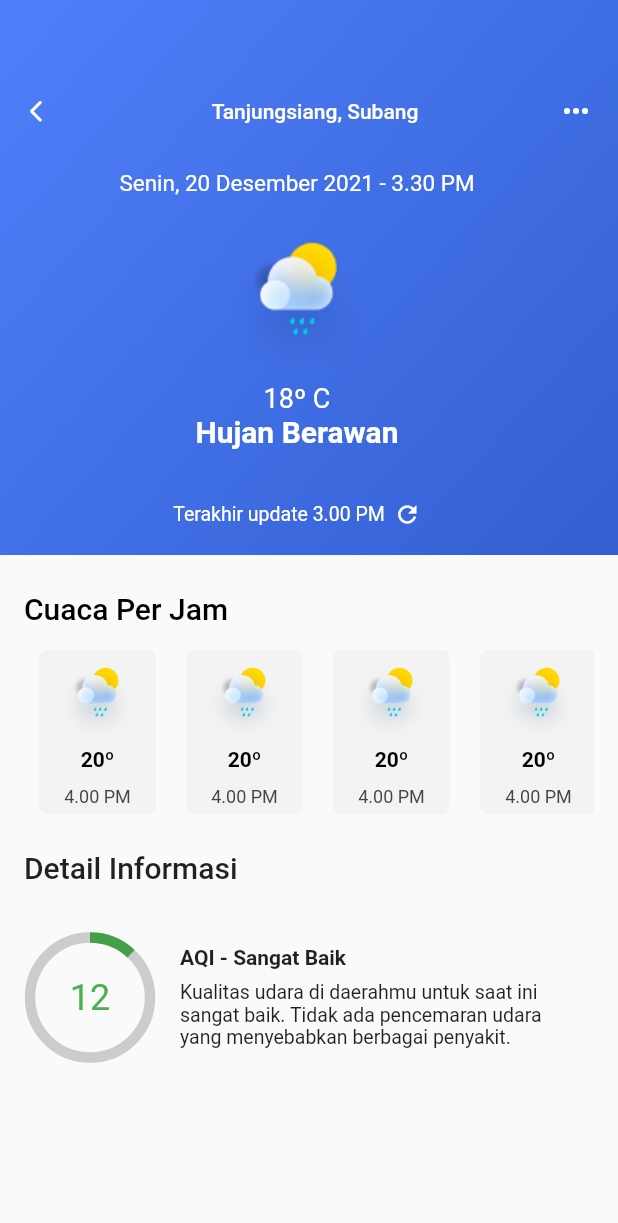
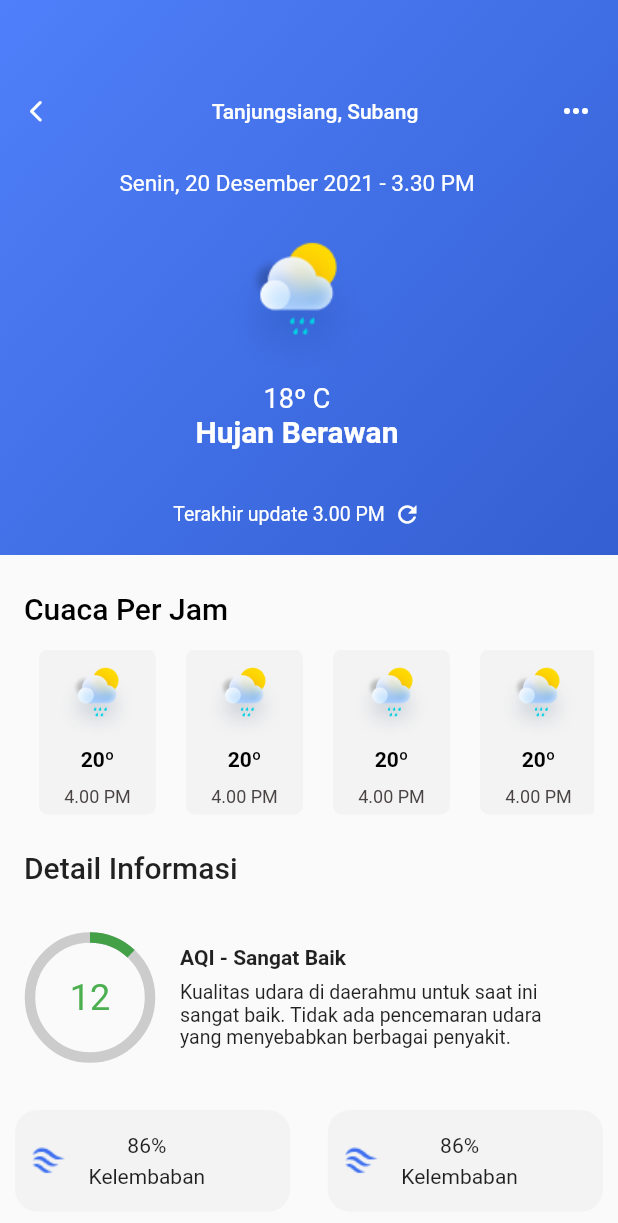
Before and after one commit to beyzauyanksoy/HavaDurumu_App, a Flutter app: the DetailPage screen opened directly, on a phone screen of 412 x 824 dp. Shown: the top 1223 px of the screen. Run offline on Flutter 3.47's test engine with Material 2 defaults, Android fonts, the phone set to English and light mode, and no system bars.

Commit message:
detai_page sayfasında değişiklik yapıldı

```diff
--- a/lib/detail_page.dart
+++ b/lib/detail_page.dart
@@ -216,7 +216,7 @@ class _DetailPageState extends State<DetailPage> {
                                 child: CircularProgressIndicator(
                                   backgroundColor: Colors.grey.withOpacity(.5),
                                   color: Colors.green[600],
-                                  value: .12,
+                                  value: 0.12,
                                   strokeWidth: 7,
                                 ),
                               ),
@@ -251,6 +251,52 @@ class _DetailPageState extends State<DetailPage> {
                 )
               ],
             ),
+              GridView.builder(
+                padding: const EdgeInsets.all(0),
+
+              physics: const NeverScrollableScrollPhysics(),
+              shrinkWrap: true,
+              gridDelegate: const SliverGridDelegateWithFixedCrossAxisCount(
+                childAspectRatio: 3,
+              crossAxisCount: 2,
+              crossAxisSpacing: 5.0,
+              mainAxisSpacing: 12.0,
+              ),
+              itemCount: 4,
+              itemBuilder: (context, index) {
+              return Padding(
+                padding: const EdgeInsets.only(left: 10,right: 10),
+                child: Container(
+                  decoration: BoxDecoration(
+                       color: const Color(0xffF3F3F3),
+                       borderRadius: BorderRadius.circular(15)
+                  ),
+
+
+                  child: Padding(
+                    padding: const EdgeInsets.only(left: 10),
+                    child: Row(
+                      children: [
+                        Image.asset("assets/smallicon.png"),
+                        const SizedBox(width: 15,),
+                        Column(
+                          mainAxisAlignment: MainAxisAlignment.center,
+                          children: const [
+                            Text('86%'),
+                            SizedBox(height: 5,),
+                            Text('Kelembaban'),
+                          ],
+                        )
+
+                      ],
+                    ),
+                  ),
+                ),
+              );
+              },
+            )
+
+
           ],
         ),
       ),
```
Also changed, not shown: assets/smallicon.png (added).
